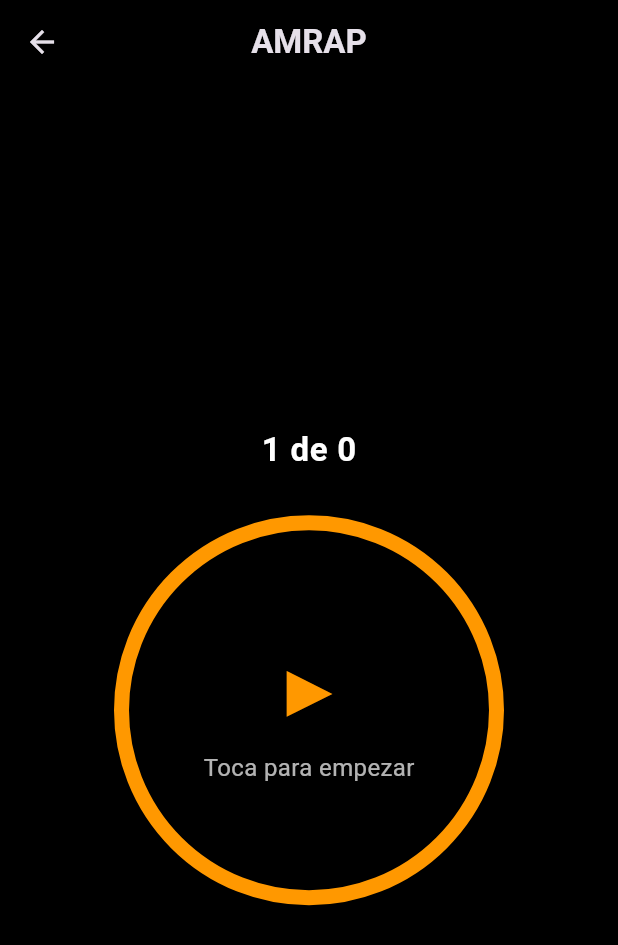
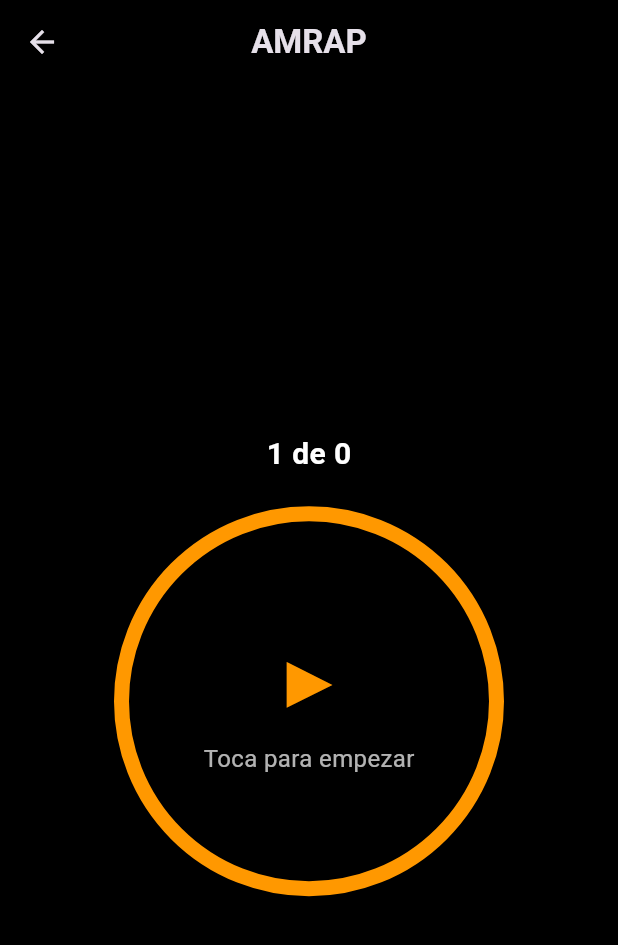
Before and after one commit to tbtkd/smartwod, a Flutter app: the TimerScreen screen opened directly with empty values, on a phone screen of 412 x 824 dp. Shown: the top 945 px of the screen. Run offline on Flutter 3.47's test engine with Material 3 defaults, Android fonts, the phone set to English and light mode, and no system bars.

Commit message:
Ultimos cambios funcionales, aqui se muestra temporizado

```diff
--- a/lib/screens/timer_screen.dart
+++ b/lib/screens/timer_screen.dart
@@ -104,12 +104,12 @@ class _TimerScreenState extends State<TimerScreen> {
         children: [
           const Spacer(),
 
-          // ===== BLOQUE CENTRAL (TEXTO + TIMER) =====
+          // ===== BLOQUE CENTRAL (TODO JUNTO) =====
           Center(
             child: Column(
               mainAxisSize: MainAxisSize.min,
               children: [
-                // FASE (AMRAP / DESCANSO)
+                // AMRAP / DESCANSO
                 if (_uiState != null)
                   Text(
                     _uiState!.phase == TimerPhase.work
@@ -119,41 +119,39 @@ class _TimerScreenState extends State<TimerScreen> {
                             : '',
                     style: TextStyle(
                       color: _uiState!.phase == TimerPhase.rest
-                          ? Colors.blueAccent
-                          : Colors.white70,
-                      fontSize: 14,
-                      fontWeight: FontWeight.w400,
-                      letterSpacing: 1.2,
+                          ? Colors.blue
+                          : Colors.white,
+                      fontSize: 16,
+                      fontWeight: FontWeight.w500,
                     ),
                   ),
 
-                const SizedBox(height: 8),
+                const SizedBox(height: 6),
 
-                // 1 DE N (JUSTO ENCIMA DEL TIMER)
+                // 1 de N (JUSTO ENCIMA DEL TIMER)
                 Text(
                   '$currentRound de $totalRounds',
                   style: const TextStyle(
                     color: Colors.white,
-                    fontSize: 22,
+                    fontSize: 20,
                     fontWeight: FontWeight.w600,
-                    letterSpacing: 0.5,
                   ),
                 ),
 
-                // DESCANSO EN SEGUNDOS
+                // Descanso en segundos
                 if (isRest)
                   Padding(
-                    padding: const EdgeInsets.only(top: 6),
+                    padding: const EdgeInsets.only(top: 4),
                     child: Text(
                       '${remaining}s',
                       style: const TextStyle(
-                        color: Colors.blueAccent,
-                        fontSize: 13,
+                        color: Colors.blue,
+                        fontSize: 14,
                       ),
                     ),
                   ),
 
-                const SizedBox(height: 28),
+                const SizedBox(height: 20),
 
                 // ===== TEMPORIZADOR =====
                 CentralTimer(
```
Also changed, not shown: 2 other files.
